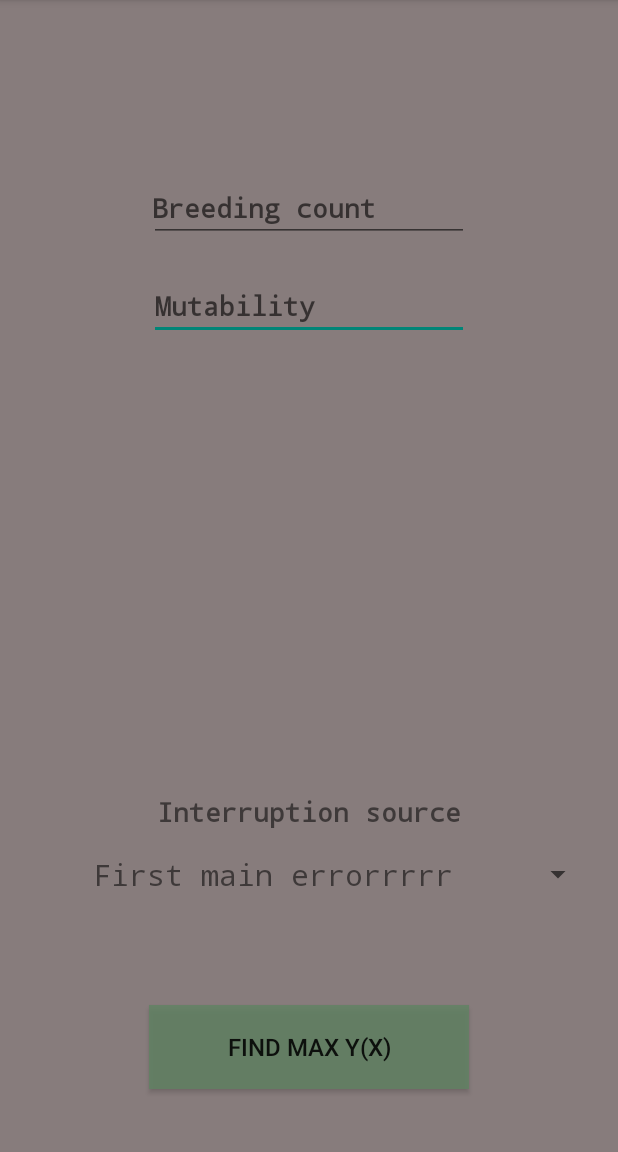
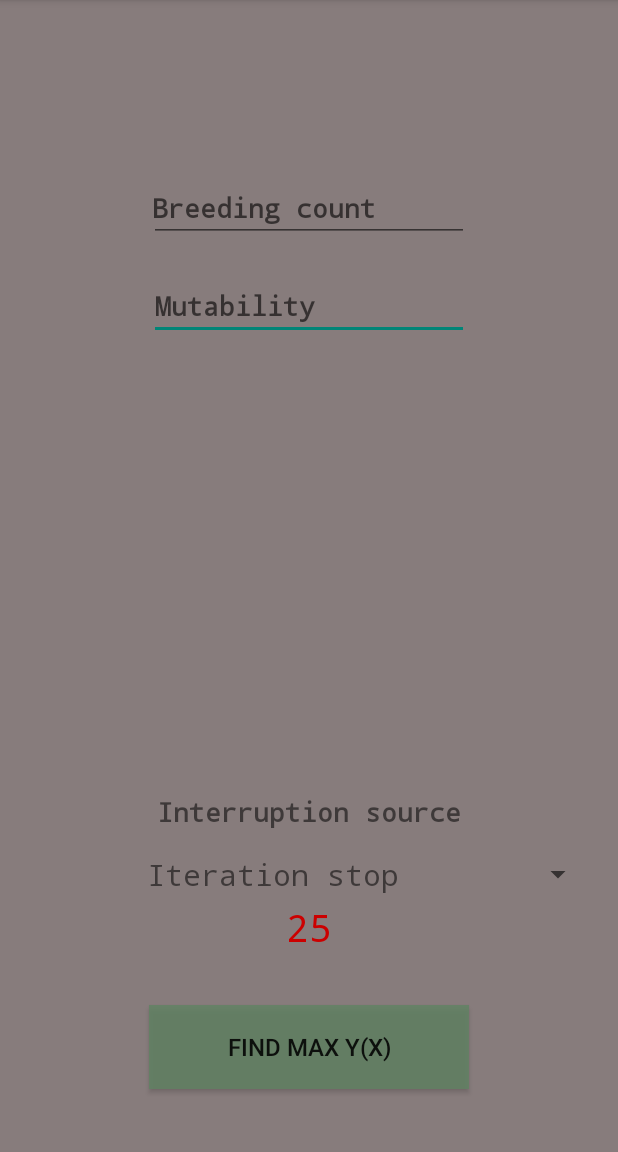
Before and after one commit to sanstorik/genetic_coursework, an Android app: the screen it shows after launch (MainActivity), on a phone screen of 412 x 824 dp, the part 84-1236 px from its top. Run offline under Robolectric (Android 15) with nearby library versions, the phone set to English and light mode, and no system bars.

Commit message:
finished main activity

```diff
--- a/app/src/main/java/develop/sanstorik/com/genetic_coursework/MainActivity.java
+++ b/app/src/main/java/develop/sanstorik/com/genetic_coursework/MainActivity.java
@@ -1,33 +1,116 @@
 package develop.sanstorik.com.genetic_coursework;
 
+import android.content.DialogInterface;
+import android.support.v7.app.AlertDialog;
 import android.support.v7.app.AppCompatActivity;
 import android.os.Bundle;
+import android.text.Editable;
+import android.text.InputType;
 import android.util.Log;
+import android.view.View;
+import android.view.inputmethod.EditorInfo;
+import android.widget.AdapterView;
 import android.widget.ArrayAdapter;
+import android.widget.Button;
+import android.widget.EditText;
 import android.widget.Spinner;
 import android.widget.SpinnerAdapter;
+import android.widget.TextView;
 
 import java.util.ArrayList;
 import java.util.List;
 
 import develop.sanstorik.com.genetic_coursework.Genetic.GeneticAlgorithm;
+import develop.sanstorik.com.genetic_coursework.Genetic.InterruptionSource;
 
 public class MainActivity extends AppCompatActivity {
+
+    private InterruptionSource.Interruptible interruptionSource;
+    private Spinner interruptSpinner;
+    private TextView interruptValue;
+    private int currentSpinnerPos;
 
     @Override
     protected void onCreate(Bundle savedInstanceState) {
         super.onCreate(savedInstanceState);
         setContentView(R.layout.activity_main);
 
-        createSpinner();
-       // GeneticAlgorithm.newInstance(10, 0.25f).solve();
+        interruptValue = (TextView)findViewById(R.id.intSource_value);
+        createInterruptionSourceSpinner();
     }
 
-    private void createSpinner(){
-        String[] list = {"First main errorrrrr", "2", "3", "4"};
-        Spinner spinner = (Spinner)findViewById(R.id.intSource_spinner);
-        SpinnerAdapter spinnerAdapter = new ArrayAdapter<>(this, R.layout.spinner_row, list);
+    private void createInterruptionSourceSpinner(){
+        String[] options = {"Iteration stop", "Func value max stop", "Func value min stop"};
+        interruptSpinner = (Spinner)findViewById(R.id.intSource_spinner);
+        SpinnerAdapter spinnerAdapter = new ArrayAdapter<>(this, R.layout.spinner_row, options);
 
-        spinner.setAdapter(spinnerAdapter);
+        interruptSpinner.setAdapter(spinnerAdapter);
+        interruptSpinner.setOnItemSelectedListener(new AdapterView.OnItemSelectedListener() {
+            @Override public void onItemSelected(AdapterView<?> parent, View view, int position, long id) {
+                if (position != currentSpinnerPos)
+                    alertDialogInterruptionSource(position, currentSpinnerPos);
+                currentSpinnerPos = position;
+            }
+            @Override public void onNothingSelected(AdapterView<?> parent) {
+            }
+        });
+    }
+
+    /*
+    getting all needed data
+    for interruption source
+    for example count of iterations to stop
+     */
+    private void alertDialogInterruptionSource(final int sourcePosition, final int previousPos){
+        AlertDialog alertDialog = new AlertDialog.Builder(this)
+                .setView(R.layout.intsource_dialog)
+                .setOnCancelListener((dialog)-> {
+                    interruptSpinner.setSelection(previousPos);
+                    currentSpinnerPos = previousPos;
+                }).show();
+
+        String[] textViews = new String[]{"Count of iterations to stop", "Max function value to stop",
+        "Min function value to stop"};
+        String[] hints = new String[]{"Iterations", "Function value", "Function value"};
+
+        TextView textView = (TextView)alertDialog.findViewById(R.id.sourceInput);
+        EditText editValue = (EditText)alertDialog.findViewById(R.id.sourceValue);
+        Button input = (Button)alertDialog.findViewById(R.id.source_ok_button);
+
+        if(textView == null || editValue == null || input == null) {
+            alertDialog.dismiss();
+            return;
+        }
+
+        textView.setText(textViews[sourcePosition]);
+
+        if(sourcePosition == 0)
+            editValue.setInputType(InputType.TYPE_CLASS_NUMBER | InputType.TYPE_NUMBER_FLAG_SIGNED);
+        else
+            editValue.setInputType(InputType.TYPE_CLASS_NUMBER | InputType.TYPE_NUMBER_FLAG_DECIMAL);
+
+        editValue.setHint(hints[sourcePosition]);
+
+        input.setOnClickListener((event) -> {
+            inputInterruptionSourceData(sourcePosition, editValue.getText());
+            alertDialog.dismiss();
+        });
+    }
+
+    private void inputInterruptionSourceData(final int sourcePosition, Editable value){
+        double convertedValue = Double.valueOf(value.toString());
+        interruptValue.setText(String.valueOf(convertedValue));
+
+        switch (sourcePosition){
+            case 0:
+                interruptionSource = InterruptionSource.createIterationSource((int)convertedValue);
+                break;
+            case 1:
+                interruptionSource = InterruptionSource.createFunctionMaxValueSource(convertedValue);
+                break;
+            case 2:
+                interruptionSource = InterruptionSource.createFunctionMinValueSource(convertedValue);
+                break;
+        }
     }
 }
--- a/app/src/main/res/layout/activity_main.xml
+++ b/app/src/main/res/layout/activity_main.xml
@@ -17,12 +17,12 @@
         android:layout_height="wrap_content"
         android:inputType="numberDecimal"
         android:ems="10"
-        android:id="@+id/editText4"
+        android:id="@+id/mutability_et"
         android:hint="Mutability"
         android:fontFamily="monospace"
         android:textStyle="normal|bold"
         android:textAlignment="viewStart"
-        android:layout_below="@+id/editText3"
+        android:layout_below="@+id/breeding_et"
         android:layout_centerHorizontal="true"
         android:layout_marginTop="20dp"/>
 
@@ -30,15 +30,15 @@
         android:text="Find max y(x)"
         android:layout_width="wrap_content"
         android:layout_height="wrap_content"
-        android:id="@+id/button"
+        android:id="@+id/algo_button"
         android:layout_marginBottom="26dp"
         android:textSize="16sp"
         android:minHeight="56dp"
         android:layout_alignParentBottom="true"
-        android:layout_alignLeft="@+id/editText4"
-        android:layout_alignStart="@+id/editText4"
-        android:layout_alignRight="@+id/editText4"
-        android:layout_alignEnd="@+id/editText4"
+        android:layout_alignLeft="@+id/mutability_et"
+        android:layout_alignStart="@+id/mutability_et"
+        android:layout_alignRight="@+id/mutability_et"
+        android:layout_alignEnd="@+id/mutability_et"
         android:background="@color/colorButtons"/>
 
     <EditText
@@ -46,7 +46,7 @@
         android:layout_height="wrap_content"
         android:inputType="numberSigned"
         android:ems="10"
-        android:id="@+id/editText3"
+        android:id="@+id/breeding_et"
         android:hint="Breeding count"
         android:textAlignment="viewStart"
         android:fontFamily="monospace"
@@ -54,26 +54,29 @@
         android:width="150dp"
         android:layout_marginTop="100dp"
         android:layout_alignParentTop="true"
-        android:layout_alignLeft="@+id/editText4"
-        android:layout_alignStart="@+id/editText4"
+        android:layout_alignLeft="@+id/mutability_et"
+        android:layout_alignStart="@+id/mutability_et"
         android:paddingLeft="2dp"
-        android:layout_alignRight="@+id/editText4"
-        android:layout_alignEnd="@+id/editText4"
+        android:layout_alignRight="@+id/mutability_et"
+        android:layout_alignEnd="@+id/mutability_et"
         android:paddingRight="2dp"
         style="@style/Widget.AppCompat.EditText"
         android:selectAllOnFocus="true"/>
 
     <Spinner
+        android:id="@+id/intSource_spinner"
+        style="@style/AppTheme"
         android:layout_width="wrap_content"
         android:layout_height="wrap_content"
-        android:id="@+id/intSource_spinner"
-        android:layout_above="@+id/button"
+        android:layout_above="@+id/algo_button"
+        android:layout_alignParentEnd="true"
+        android:layout_alignParentLeft="true"
+        android:layout_alignParentRight="true"
+        android:layout_alignParentStart="true"
         android:layout_marginBottom="73dp"
-        android:popupBackground="@color/colorDropItems"
-        android:layout_alignParentLeft="true"
-        android:layout_alignParentStart="true"
-        android:layout_alignParentRight="true"
-        android:layout_alignParentEnd="true"/>
+        android:layout_marginLeft="0dp"
+        android:layout_marginRight="0dp"
+        android:theme="@style/Animation.AppCompat.DropDownUp"/>
 
     <TextView
         android:text="Interruption source"
@@ -90,4 +93,18 @@
         android:layout_alignParentStart="true"
         android:layout_alignParentRight="true"
         android:layout_alignParentEnd="true"/>
+
+    <TextView
+        android:id="@+id/intSource_value"
+        android:layout_width="wrap_content"
+        android:layout_height="wrap_content"
+        android:layout_below="@+id/textView2"
+        android:layout_centerHorizontal="true"
+        android:layout_marginTop="31dp"
+        android:fontFamily="monospace"
+        android:text="25"
+        android:textAllCaps="true"
+        android:textColor="@android:color/holo_red_dark"
+        android:textSize="25sp"/>
+
 </RelativeLayout>
--- a/app/src/main/res/layout/spinner_row.xml
+++ b/app/src/main/res/layout/spinner_row.xml
@@ -6,8 +6,7 @@
     android:layout_width="match_parent"
     android:layout_height="wrap_content"
     android:fontFamily="monospace"
+    android:maxLines="1"
     android:text="Testing example"
     android:textAlignment="center"
-    android:textSize="20sp"
-    android:maxLines="1"
-    />
+    android:textSize="20sp"/>
--- a/gradle.properties
+++ b/gradle.properties
@@ -9,7 +9,7 @@
 
 # Specifies the JVM arguments used for the daemon process.
 # The setting is particularly useful for tweaking memory settings.
-org.gradle.jvmargs=-Xmx1536m
+org.gradle.jvmargs=-Xmx1024m
 
 # When configured, Gradle will run in incubating parallel mode.
 # This option should only be used with decoupled projects. More details, visit
```
Also changed, not shown: app/build.gradle (+5 -4 lines), app/src/main/java/develop/sanstorik/com/genetic_coursework/Genetic/GeneticAlgorithm.java (+18 -8 lines), gradle/wrapper/gradle-wrapper.properties.
